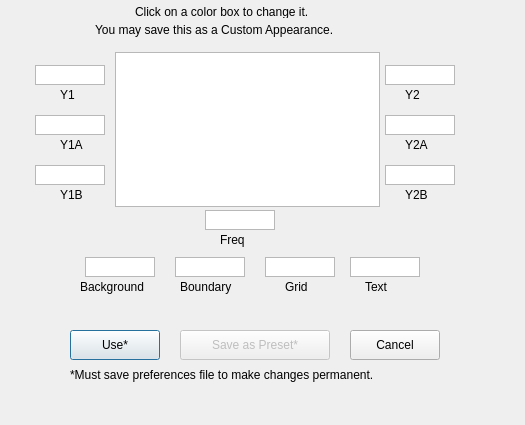
Qt form gui/qt/dialoggridappearance.ui (blindber/MSA-Qt) before a commit.
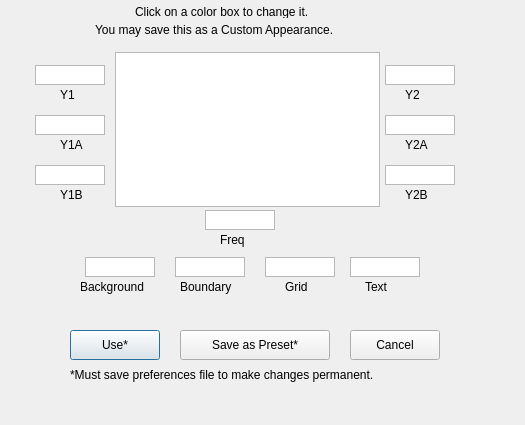
The same form after that commit.

Diff of the .ui file:
```diff
--- a/gui/qt/dialoggridappearance.ui
+++ b/gui/qt/dialoggridappearance.ui
@@ -206,7 +206,7 @@
   </widget>
   <widget class="QPushButton" name="Save">
    <property name="enabled">
-    <bool>false</bool>
+    <bool>true</bool>
    </property>
    <property name="geometry">
     <rect>
```
